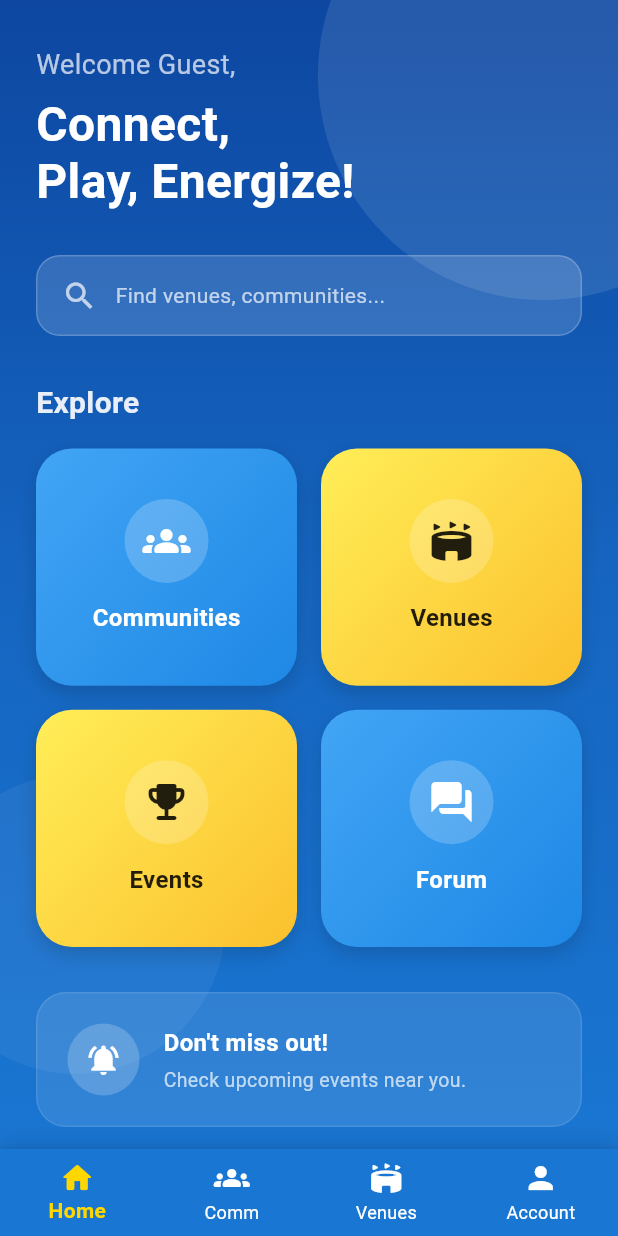
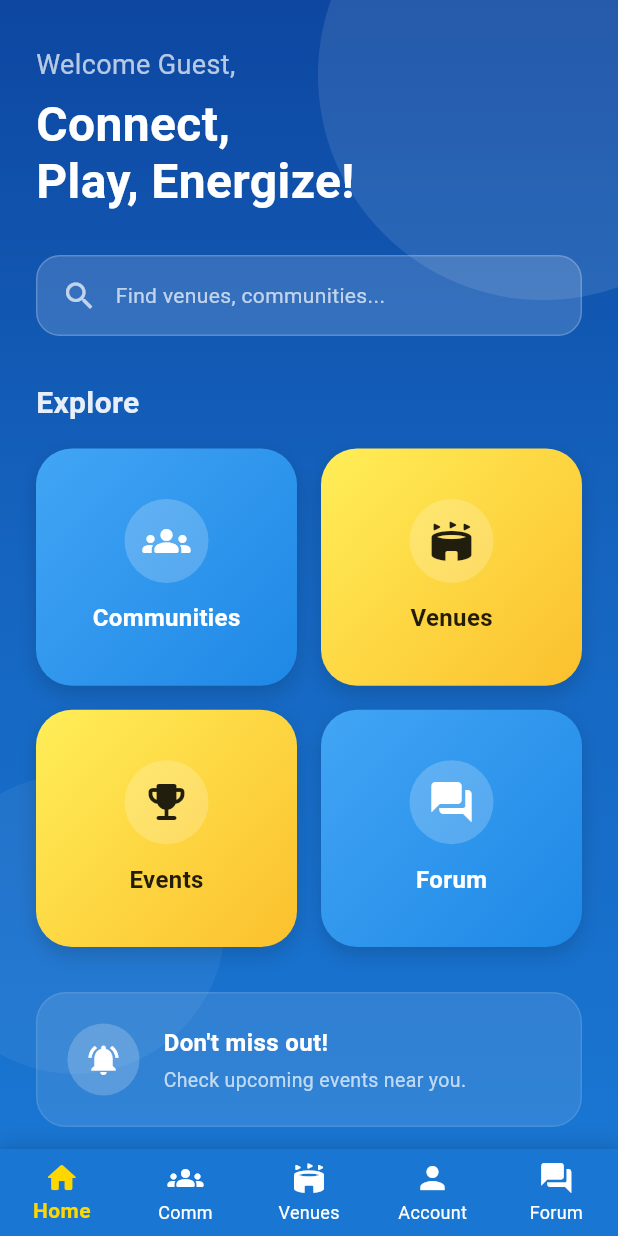
Before and after one commit to pbp-kelompok-f09/enerlink-mobile, a Flutter app: the screen it shows after launch, on a phone screen of 412 x 824 dp. Run offline on Flutter 3.47's test engine with Material 3 defaults, Android fonts, the light colour scheme and no system bars; our stand-ins replace cached_network_image, flutter_dotenv, image_picker, shared_preferences; accounts and stored records are empty; network calls fail.

Commit message:
feat: forum CRUD + preview

```diff
--- a/lib/routes.dart
+++ b/lib/routes.dart
@@ -41,6 +41,8 @@ class EnerlinkMobileRouter {
         return MaterialPageRoute(builder: (_) => const AccountScreenMobile());
       case '/dashboard': // alias
         return MaterialPageRoute(builder: (_) => const MainScreenMobile(initialIndex: 3));
+      case '/forum':
+        return MaterialPageRoute(builder: (_) => const MainScreenMobile(initialIndex: 4));
       case '/login':
         return MaterialPageRoute(builder: (_) => const LoginScreenMobile());
       case '/register':
--- a/lib/screens/main_screen.dart
+++ b/lib/screens/main_screen.dart
@@ -9,6 +9,7 @@ import 'package:enerlink_mobile/models/venue.dart';
 import 'package:enerlink_mobile/services/venue_service.dart';
 import 'package:enerlink_mobile/screens/venue_detail.dart';
 import 'package:cached_network_image/cached_network_image.dart';
+import 'package:enerlink_mobile/screens/forum/forum_list_screen.dart';
 
 class MainScreenMobile extends StatefulWidget {
   final int initialIndex;
@@ -33,7 +34,7 @@ class _MainScreenMobileState extends State<MainScreenMobile> {
       const CommunityListPage(), // Index 1: Community List
       const VenueListPage(), // Index 2: Venue List (From Venue Branch)
       const UserDashboardScreenMobile(), // Index 3: User Dashboard (From Dev Branch)
-      const PlaceholderPage(title: 'Forum', icon: Icons.forum_rounded), // Index 4: Forum (Placeholder)
+      const ForumTab(), // Index 4: Forum
     ];
   }
 
--- a/lib/widgets/bottom_navbar.dart
+++ b/lib/widgets/bottom_navbar.dart
@@ -37,6 +37,10 @@ class BottomNavbar extends StatelessWidget {
             label: 'Venues',
           ),
           BottomNavigationBarItem(icon: Icon(Icons.person), label: 'Account'),
+          BottomNavigationBarItem(
+            icon: Icon(Icons.forum_rounded),
+            label: 'Forum',
+          ),
         ],
         currentIndex: selectedIndex,
         selectedItemColor: const Color(
```
Also changed, not shown: pubspec.lock, 1 other file.
